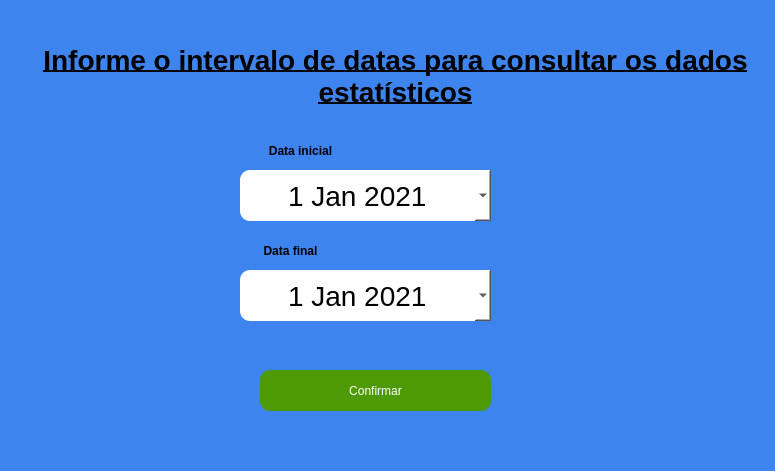
Before: the Qt Designer form estatisticas_por_intervalo_de_data.ui in JVwolfart/PROJETO-SALAO-JOVEM-PROGRAMADOR, drawn with Qt 5.
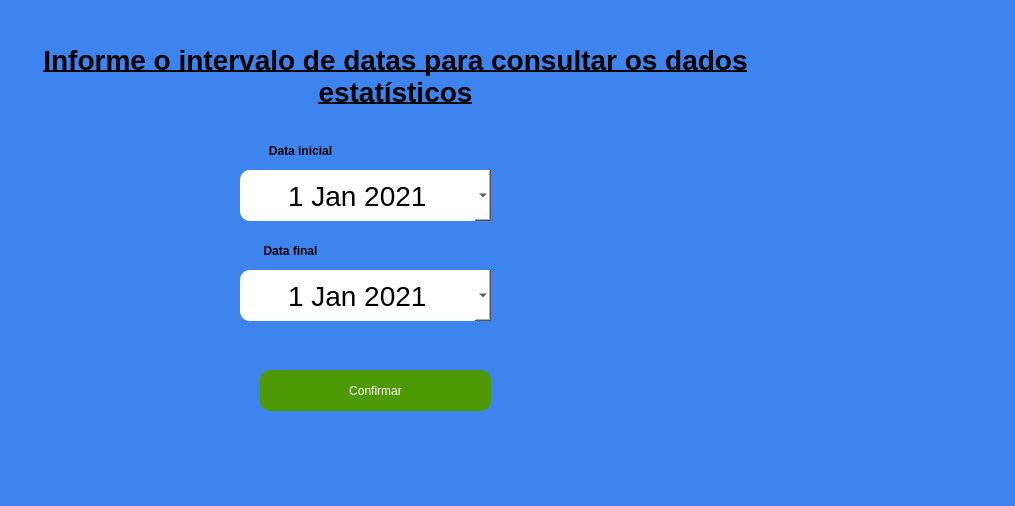
After: the same form once the commit is applied.

The edit to the form file:
```diff
--- a/estatisticas_por_intervalo_de_data.ui
+++ b/estatisticas_por_intervalo_de_data.ui
@@ -12,8 +12,8 @@
    <rect>
     <x>0</x>
     <y>0</y>
-    <width>775</width>
-    <height>471</height>
+    <width>1015</width>
+    <height>506</height>
    </rect>
   </property>
   <property name="font">
```
